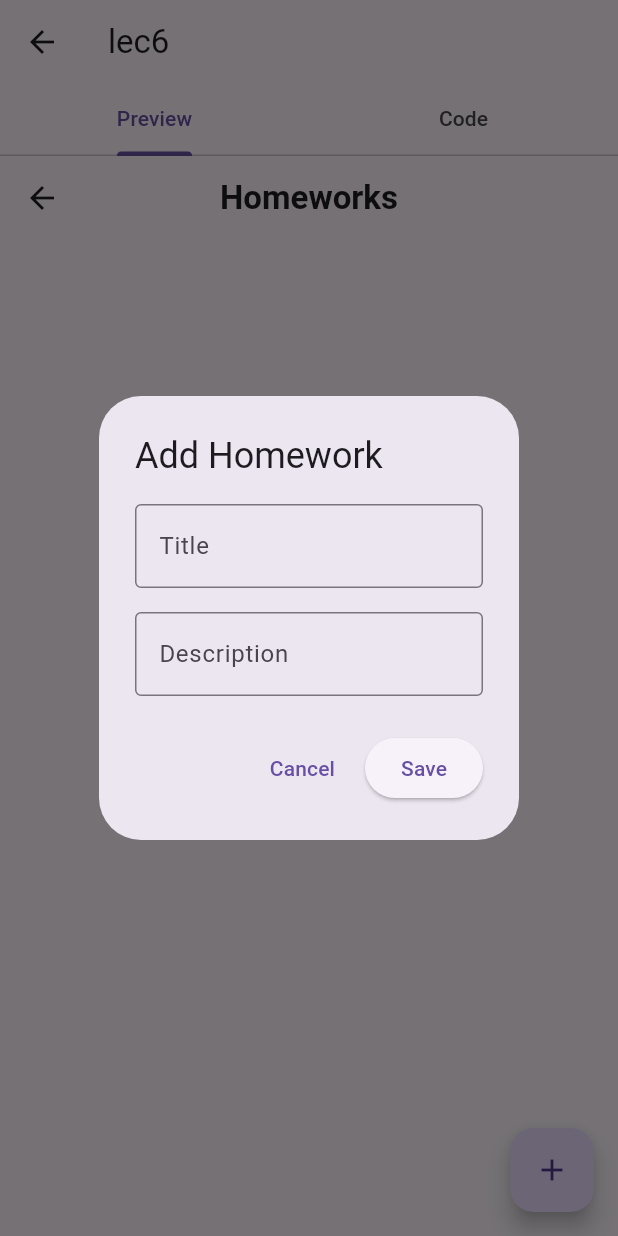
After one commit to AgMarwanAg/componentkit, a Flutter app: the Lec7 screen opened by its route, after a tap on the "add" icon, on a phone screen of 412 x 824 dp. The commit adds this screen. Run offline on Flutter 3.47's test engine with Material 3 defaults, Android fonts, the phone set to English and light mode, and no system bars; our stand-ins replace flutter_highlight, get, sqflite; accounts and stored records are empty.

Commit message:
adding lec 7

```diff
--- a/lib/home_screen.dart
+++ b/lib/home_screen.dart
@@ -4,6 +4,7 @@ import 'package:componentkit/lec4.dart';
 import 'package:componentkit/lec5.dart';
 import 'package:componentkit/lec5part2.dart';
 import 'package:componentkit/lec6.dart';
+import 'package:componentkit/lec7.dart';
 import 'package:flutter/material.dart';
 
 class HomeScreen extends StatelessWidget {
@@ -71,94 +72,13 @@ class HomeScreen extends StatelessWidget {
                 Navigator.pushNamed(context, Lec6.path);
               },
             ),
-            // _ComponentButton(
-            //   icon: Icons.align_vertical_bottom_outlined,
-            //   label: 'Align',
-            //   onPressed: () {
-            //     // TODO: Implement navigation for 'Align'
-            //     debugPrint('Align button pressed');
-            //   },
-            // ),
-            // _ComponentButton(
-            //   icon: Icons.space_bar_outlined,
-            //   label: 'Spacer',
-            //   onPressed: () {
-            //     // TODO: Implement navigation for 'Spacer'
-            //     debugPrint('Spacer button pressed');
-            //   },
-            // ),
-            // _ComponentButton(
-            //   icon: Icons.unfold_more_double_outlined,
-            //   label: 'Expanded',
-            //   onPressed: () {
-            //     // TODO: Implement navigation for 'Expanded'
-            //     debugPrint('Expanded button pressed');
-            //   },
-            // ),
-            // _ComponentButton(
-            //   icon: Icons.open_in_full_outlined,
-            //   label: 'Flexible',
-            //   onPressed: () {
-            //     // TODO: Implement navigation for 'Flexible'
-            //     debugPrint('Flexible button pressed');
-            //   },
-            // ),
-            // _ComponentButton(
-            //   icon: Icons.center_focus_strong_outlined,
-            //   label: 'Center',
-            //   onPressed: () {
-            //     // TODO: Implement navigation for 'Center'
-            //     debugPrint('Center button pressed');
-            //   },
-            // ),
-            // _ComponentButton(
-            //   icon: Icons.padding_outlined,
-            //   label: 'Padding',
-            //   onPressed: () {
-            //     // TODO: Implement navigation for 'Padding'
-            //     debugPrint('Padding button pressed');
-            //   },
-            // ),
-            // _ComponentButton(
-            //   icon: Icons.crop_square_outlined,
-            //   label: 'SizedBox',
-            //   onPressed: () {
-            //     // TODO: Implement navigation for 'SizedBox'
-            //     debugPrint('SizedBox button pressed');
-            //   },
-            // ),
-            // _ComponentButton(
-            //   icon: Icons.check_box_outline_blank,
-            //   label: 'Container',
-            //   onPressed: () {
-            //     // TODO: Implement navigation for 'Container'
-            //     debugPrint('Container button pressed');
-            //   },
-            // ),
-            // _ComponentButton(
-            //   icon: Icons.dashboard_outlined,
-            //   label: 'Card',
-            //   onPressed: () {
-            //     // TODO: Implement navigation for 'Card'
-            //     debugPrint('Card button pressed');
-            //   },
-            // ),
-            // _ComponentButton(
-            //   icon: Icons.wrap_text_outlined,
-            //   label: 'Wrap',
-            //   onPressed: () {
-            //     // TODO: Implement navigation for 'Wrap'
-            //     debugPrint('Wrap button pressed');
-            //   },
-            // ),
-            // _ComponentButton(
-            //   icon: Icons.horizontal_rule_outlined,
-            //   label: '', // Icon-only button
-            //   onPressed: () {
-            //     // TODO: Implement action for this button
-            //     debugPrint('Icon-only button pressed');
-            //   },
-            // ),
+            _ComponentButton(
+              icon: Icons.storage_rounded,
+              label: 'Lec 7 (Database)',
+              onPressed: () {
+                Navigator.pushNamed(context, Lec7.path);
+              },
+            ),
           ],
         ),
       ),
--- /dev/null
+++ b/lib/lec7.dart
@@ -0,0 +1,241 @@
+import 'package:flutter/material.dart';
+import 'package:get/get.dart';
+import 'package:sqflite/sqflite.dart';
+
+class Lec7 extends StatelessWidget {
+    static const String path = '/lec7';
+
+  const Lec7({super.key});
+
+  @override
+  Widget build(BuildContext context) {
+    Get.put(HomeworkController());
+
+    return Scaffold(
+      appBar: AppBar(
+        title: const Text('Homeworks', style: TextStyle(fontWeight: FontWeight.bold)),
+        centerTitle: true,
+      ),
+      body: GetBuilder<HomeworkController>(
+        builder: (controller) {
+          if (controller.isLoading) {
+            return const Center(child: CircularProgressIndicator());
+          }
+
+          if (controller.homeworks.isEmpty) {
+            return const Center(
+              child: Text('No homeworks yet. Add one!', style: TextStyle(fontSize: 18, color: Colors.grey)),
+            );
+          }
+
+          return ListView.builder(
+            padding: const EdgeInsets.all(8.0),
+            itemCount: controller.homeworks.length,
+            itemBuilder: (context, index) {
+              final homework = controller.homeworks[index];
+              return Card(
+                elevation: 4,
+                margin: const EdgeInsets.symmetric(vertical: 8.0),
+                shape: RoundedRectangleBorder(borderRadius: BorderRadius.circular(12)),
+                child: ListTile(
+                  contentPadding: const EdgeInsets.symmetric(vertical: 10.0, horizontal: 16.0),
+                  title: Text(homework.title, style: const TextStyle(fontWeight: FontWeight.bold, fontSize: 16)),
+                  subtitle: Column(crossAxisAlignment: CrossAxisAlignment.start, children: [const SizedBox(height: 4), Text(homework.description), const SizedBox(height: 8)]),
+                  trailing: Row(
+                    mainAxisSize: MainAxisSize.min,
+                    children: [
+                      IconButton(
+                        icon: const Icon(Icons.edit, color: Colors.amber),
+                        onPressed: () => _showHomeworkDialog(context, homework: homework),
+                      ),
+                      IconButton(
+                        icon: const Icon(Icons.delete, color: Colors.redAccent),
+                        onPressed: () => controller.deleteHomework(homework.id!),
+                      ),
+                    ],
+                  ),
+                ),
+              );
+            },
+          );
+        },
+      ),
+      floatingActionButton: FloatingActionButton(
+         onPressed: () => _showHomeworkDialog(context),
+        tooltip: 'Add Homework',
+        child: const Icon(Icons.add),
+      ),
+    );
+  }
+
+   void _showHomeworkDialog(BuildContext context, {HomeWork? homework}) {
+    final titleController = TextEditingController(text: homework?.title ?? '');
+    final descriptionController = TextEditingController(text: homework?.description ?? '');
+    final formKey = GlobalKey<FormState>();
+
+    showDialog(
+      context: context,
+      builder: (context) {
+        return AlertDialog(
+          title: Text(homework == null ? 'Add Homework' : 'Edit Homework'),
+          content: Form(
+            key: formKey,
+            child: Column(
+              mainAxisSize: MainAxisSize.min,
+              children: [
+                TextFormField(
+                  controller: titleController,
+                  decoration: const InputDecoration(labelText: 'Title', border: OutlineInputBorder()),
+                  validator: (value) => value!.isEmpty ? 'Please enter a title' : null,
+                ),
+                const SizedBox(height: 16),
+                TextFormField(
+                  controller: descriptionController,
+                  decoration: const InputDecoration(labelText: 'Description', border: OutlineInputBorder()),
+                  validator: (value) => value!.isEmpty ? 'Please enter a description' : null,
+                ),
+              ],
+            ),
+          ),
+          actions: [
+            TextButton(onPressed: () => Navigator.pop(context), child: const Text('Cancel')),
+            ElevatedButton(
+              onPressed: () {
+                if (formKey.currentState!.validate()) {
+                  final newHomework = HomeWork(
+                    id: homework?.id,
+                    title: titleController.text,
+                    description: descriptionController.text,
+                  );
+
+                  if (homework == null) {
+                    Get.find<HomeworkController>()
+                    .addHomework(newHomework);
+                  } else {
+                    Get.find<HomeworkController>().updateHomework(newHomework);
+                  }
+                 Navigator.pop(context);
+                }
+              },
+              child: const Text('Save'),
+            ),
+          ],
+        );
+      },
+    );
+  }
+}
+
+class DBHelper {
+  Database? database;
+
+  Future<Database> getDatabase() async {
+    if (database != null) return database!;
+    database = await _initDB();
+    return database!;
+  }
+
+  Future<Database> _initDB() async {
+    final path = '${await getDatabasesPath()}/todo.db';
+    return await openDatabase(path, version: 1, onCreate: _onCreate);
+  }
+
+  Future<void> _onCreate(Database db, int version) async {
+    await db.execute('''
+      CREATE TABLE HomeWorks(
+        id INTEGER PRIMARY KEY AUTOINCREMENT,
+        title TEXT NOT NULL,
+        description TEXT NOT NULL
+      )
+    ''');
+  }
+
+
+   Future<int> insertHomeWork(HomeWork homeWork) async {
+    final db = await getDatabase();
+    // rawInsert('INSERT INTO HomeWorks(title, description) VALUES(?, ?)', [homeWork.title, homeWork.description]);
+     return await db.insert('HomeWorks', homeWork.toMap());
+  }
+
+  Future<List<HomeWork>> getHomeWorks() async {
+    final db = await getDatabase();
+    // rawQuery('SELECT * FROM HomeWorks ORDER BY id DESC');
+    final List<Map<String, dynamic>> maps = await db.query('HomeWorks', orderBy: 'id DESC');
+    return List.generate(maps.length, (i) {
+      return HomeWork.fromMap(maps[i]);
+    });
+  }
+
+  Future<int> updateHomeWork(HomeWork homeWork) async {
+    final db = await getDatabase();
+    // rawUpdate('UPDATE HomeWorks SET title = ?, description = ? WHERE id = ?', [homeWork.title, homeWork.description, homeWork.id]);
+    return await db.update('HomeWorks', homeWork.toMap(), where: 'id = ?', whereArgs: [homeWork.id]);
+  }
+
+  Future<int> deleteHomeWork(int id) async {
+    final db = await getDatabase();
+    // rawDelete('DELETE FROM HomeWorks WHERE id = ?', [id]);
+    return await db.delete('HomeWorks', where: 'id = ?', whereArgs: [id]);
+  }
+
+}
+class HomeworkController extends GetxController {
+  final DBHelper _dbHelper = DBHelper();
+
+  List<HomeWork> homeworks = [];
+  bool isLoading = true;
+
+  @override
+  void onInit() {
+    super.onInit();
+    fetchHomeworks();
+  }
+
+  Future<void> fetchHomeworks() async {
+    isLoading = true;
+    update();
+
+    homeworks = await _dbHelper.getHomeWorks();
+
+    isLoading = false;
+    update();
+  }
+
+  Future<void> addHomework(HomeWork homework) async {
+    await _dbHelper.insertHomeWork(homework);
+    await fetchHomeworks();
+  }
+
+  Future<void> updateHomework(HomeWork homework) async {
+    await _dbHelper.updateHomeWork(homework);
+    await fetchHomeworks();
+  }
+
+  Future<void> deleteHomework(int id) async {
+    await _dbHelper.deleteHomeWork(id);
+    await fetchHomeworks();
+  }
+}
+
+class HomeWork {
+  final int? id;
+  final String title;
+  final String description;
+
+  HomeWork({this.id, required this.title, required this.description});
+
+  factory HomeWork.fromMap(Map<String, dynamic> map) {
+    return HomeWork(
+      id: map['id'],
+      title: map['title'],
+      description: map['description'],
+     );
+  }
+  Map<String, dynamic> toMap() {
+    return {
+      'id': id,
+      'title': title,
+      'description': description,
+    };
+  }
+}
--- a/lib/main.dart
+++ b/lib/main.dart
@@ -6,6 +6,7 @@ import 'package:componentkit/lec4.dart';
 import 'package:componentkit/lec5.dart';
 import 'package:componentkit/lec5part2.dart';
 import 'package:componentkit/lec6.dart';
+import 'package:componentkit/lec7.dart';
 import 'package:flutter/material.dart';
 import 'package:get/get.dart';
 
@@ -21,6 +22,7 @@ void main() {
         Lec5.path: (context) => CodeView(path: Lec5.path, child: Lec5()),
         Lec5part2.path: (context) => CodeView(path: Lec5part2.path,loadPath: 'lib/lec5part2.dart', child: Lec5part2(),),
         Lec6.path: (context) => CodeView(path: Lec6.path, child: Lec6()),
+        Lec7.path: (context) => CodeView(path: Lec6.path, child: Lec7()),
         // Test.routeName: (context) => Test(),
       },
     ),
--- a/pubspec.yaml
+++ b/pubspec.yaml
@@ -11,6 +11,7 @@ dependencies:
     sdk: flutter
   flutter_highlight:
   get: ^4.7.2
+  sqflite: ^2.4.2
 dev_dependencies:
   flutter_test:
     sdk: flutter
```
Also changed, not shown: pubspec.lock, 1 other file.
